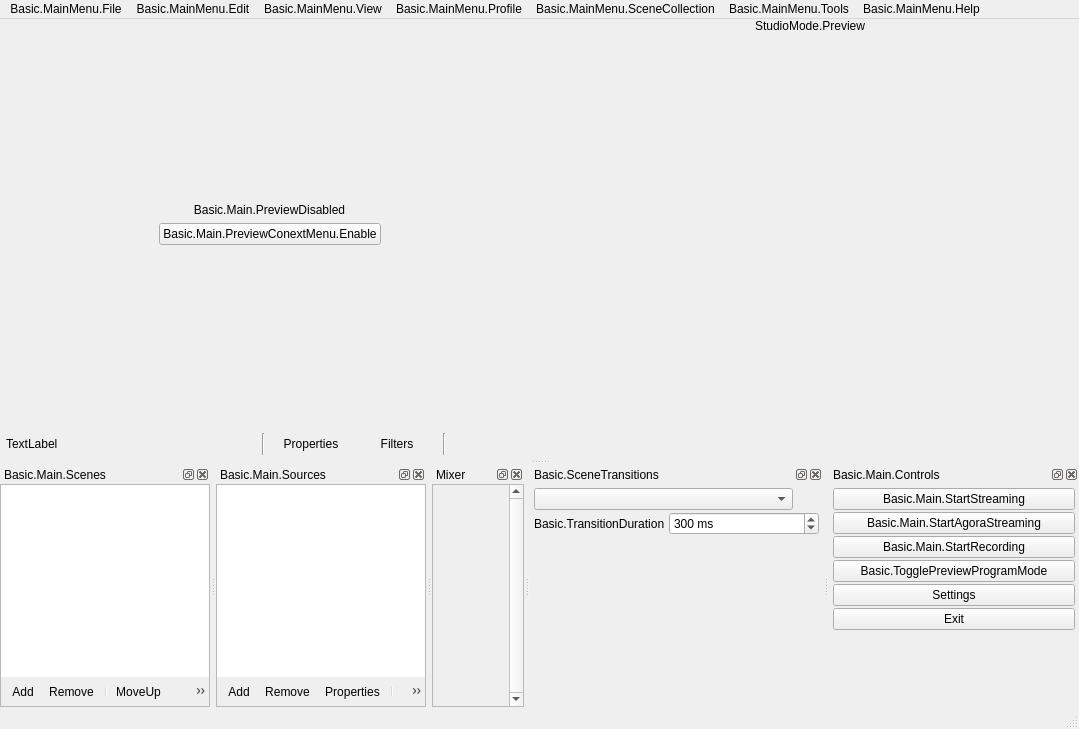
The window that UI/forms/OBSBasic.ui (AgoraIO/OBS) describes before a commit, drawn with Qt 5.
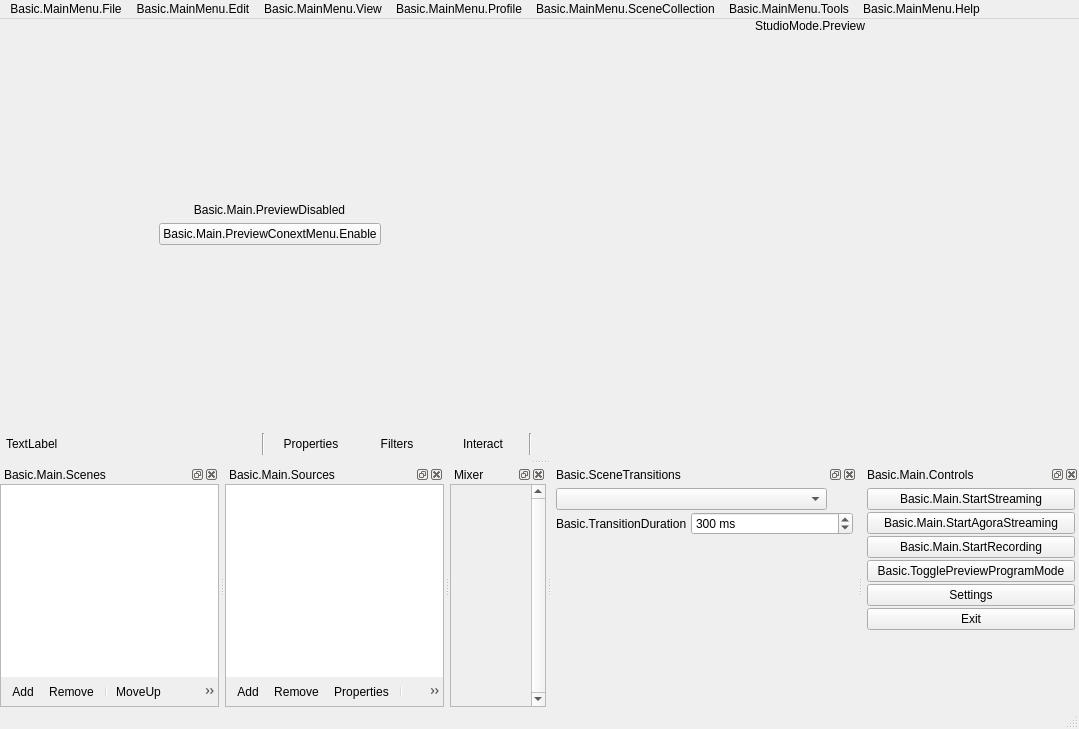
The same window after the commit. Icons and pictures are not drawn. Custom widgets are drawn as their Qt base class.

```diff
--- a/UI/forms/OBSBasic.ui
+++ b/UI/forms/OBSBasic.ui
@@ -366,6 +366,35 @@
             </property>
            </widget>
           </item>
+          <item>
+           <widget class="QPushButton" name="sourceInteractButton">
+            <property name="minimumSize">
+             <size>
+              <width>0</width>
+              <height>22</height>
+             </size>
+            </property>
+            <property name="maximumSize">
+             <size>
+              <width>16777215</width>
+              <height>22</height>
+             </size>
+            </property>
+            <property name="text">
+             <string>Interact</string>
+            </property>
+            <property name="icon">
+             <iconset resource="obs.qrc">
+              <normaloff>:/res/images/interact.svg</normaloff>:/res/images/interact.svg</iconset>
+            </property>
+            <property name="flat">
+             <bool>true</bool>
+            </property>
+            <property name="themeID2" stdset="0">
+             <string notr="true">contextBarButton</string>
+            </property>
+           </widget>
+          </item>
           <item>
            <widget class="Line" name="line">
             <property name="orientation">
@@ -649,7 +678,7 @@
   <widget class="OBSBasicStatusBar" name="statusbar"/>
   <widget class="OBSDock" name="scenesDock">
    <property name="features">
-    <set>QDockWidget::AllDockWidgetFeatures</set>
+    <set>QDockWidget::DockWidgetClosable|QDockWidget::DockWidgetMovable|QDockWidget::DockWidgetFloatable</set>
    </property>
    <property name="windowTitle">
     <string>Basic.Main.Scenes</string>
@@ -784,7 +813,7 @@
   </widget>
   <widget class="OBSDock" name="sourcesDock">
    <property name="features">
-    <set>QDockWidget::AllDockWidgetFeatures</set>
+    <set>QDockWidget::DockWidgetClosable|QDockWidget::DockWidgetMovable|QDockWidget::DockWidgetFloatable</set>
    </property>
    <property name="windowTitle">
     <string>Basic.Main.Sources</string>
@@ -920,7 +949,7 @@
   </widget>
   <widget class="OBSDock" name="mixerDock">
    <property name="features">
-    <set>QDockWidget::AllDockWidgetFeatures</set>
+    <set>QDockWidget::DockWidgetClosable|QDockWidget::DockWidgetMovable|QDockWidget::DockWidgetFloatable</set>
    </property>
    <property name="windowTitle">
     <string>Mixer</string>
@@ -1060,7 +1089,7 @@
   </widget>
   <widget class="OBSDock" name="transitionsDock">
    <property name="features">
-    <set>QDockWidget::AllDockWidgetFeatures</set>
+    <set>QDockWidget::DockWidgetClosable|QDockWidget::DockWidgetMovable|QDockWidget::DockWidgetFloatable</set>
    </property>
    <property name="windowTitle">
     <string>Basic.SceneTransitions</string>
@@ -1221,7 +1250,7 @@
   </widget>
   <widget class="OBSDock" name="controlsDock">
    <property name="features">
-    <set>QDockWidget::AllDockWidgetFeatures</set>
+    <set>QDockWidget::DockWidgetClosable|QDockWidget::DockWidgetMovable|QDockWidget::DockWidgetFloatable</set>
    </property>
    <property name="windowTitle">
     <string>Basic.Main.Controls</string>
@@ -1273,9 +1302,27 @@
      </item>
      <item>
       <widget class="QPushButton" name="agoraPKButton">
+       <property name="enabled">
+        <bool>true</bool>
+       </property>
+       <property name="sizePolicy">
+        <sizepolicy hsizetype="Ignored" vsizetype="Fixed">
+         <horstretch>0</horstretch>
+         <verstretch>0</verstretch>
+        </sizepolicy>
+       </property>
+       <property name="minimumSize">
+        <size>
+         <width>150</width>
+         <height>0</height>
+        </size>
+       </property>
        <property name="text">
         <string>Basic.Main.StartAgoraStreaming</string>
        </property>
+       <property name="checkable">
+        <bool>true</bool>
+       </property>
       </widget>
      </item>
      <item>
```
Left out of the diff: 16 changed lines with no effect on the pictures.
